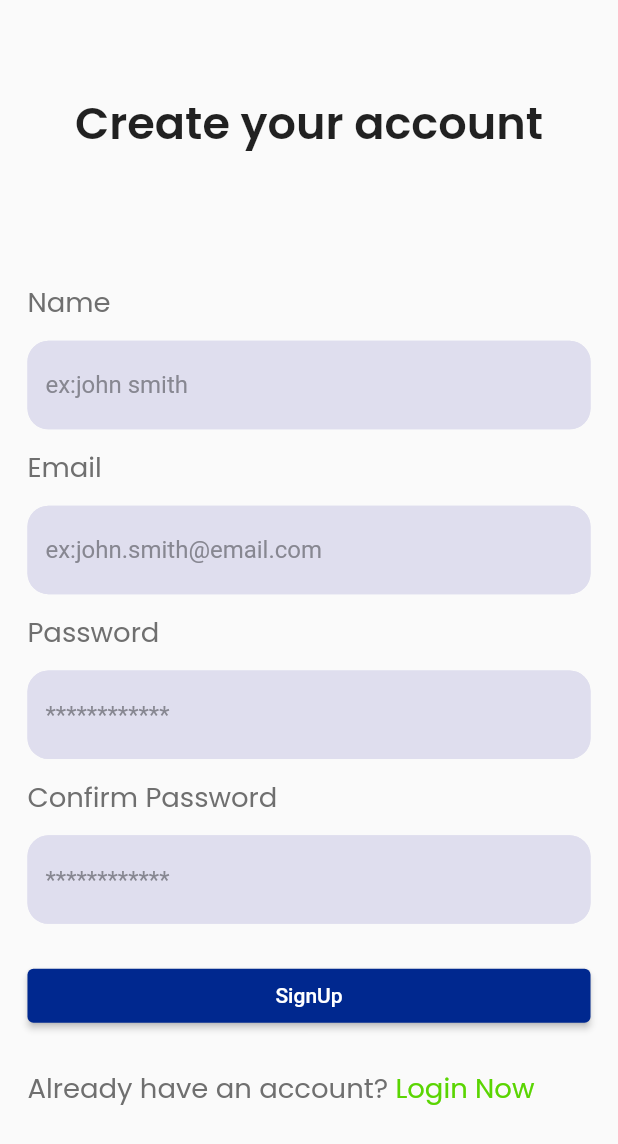
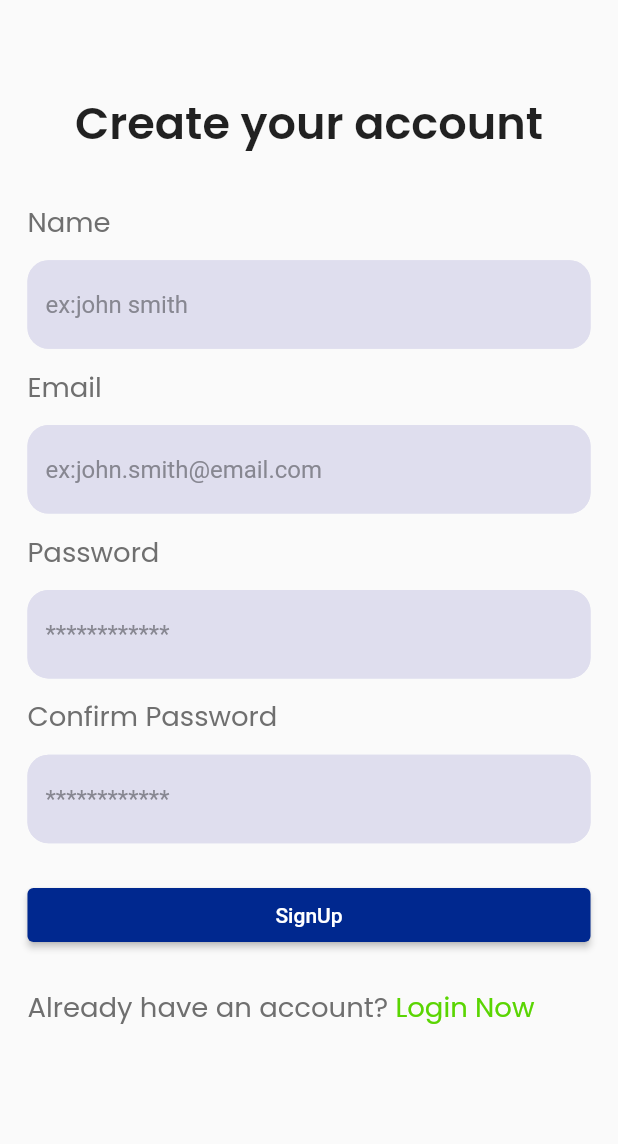
Before and after one commit to fayiz7732/text-conversion, a Flutter app: the screen it shows after launch, on a phone screen of 412 x 824 dp. Shown: the top 1144 px of the screen. Run offline on Flutter 3.47's test engine with Material 3 defaults, Android fonts, the phone set to English and light mode, and no system bars; our stand-ins replace email_validator, firebase_auth, firebase_core, flutter_screenutil, flutter_tts, google_fonts and 2 more; missing offline and left inert: google_ml_kit; accounts and stored records are empty.

Commit message:
dart file

```diff
--- a/lib/register/registartion_screen.dart
+++ b/lib/register/registartion_screen.dart
@@ -80,7 +80,7 @@ class _RegistrationScreenState extends State<RegistrationScreen> {
                     ),
                   ),
                 ),
-                SizedBox(height: 60.h),
+                SizedBox(height: 15.h),
                 const Title(
                   title: 'Name',
                 ),
```
